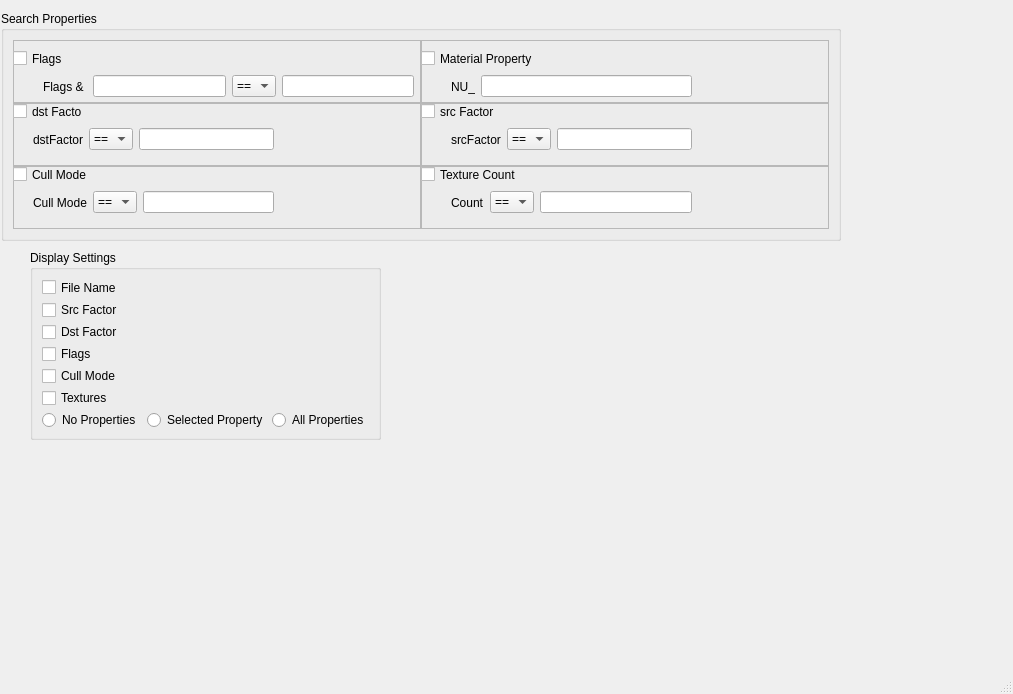
This is gui/settingswindow.ui in ScanMountGoat/Smash-Material-XML as Qt 5 draws it before an edit. The edited form follows.
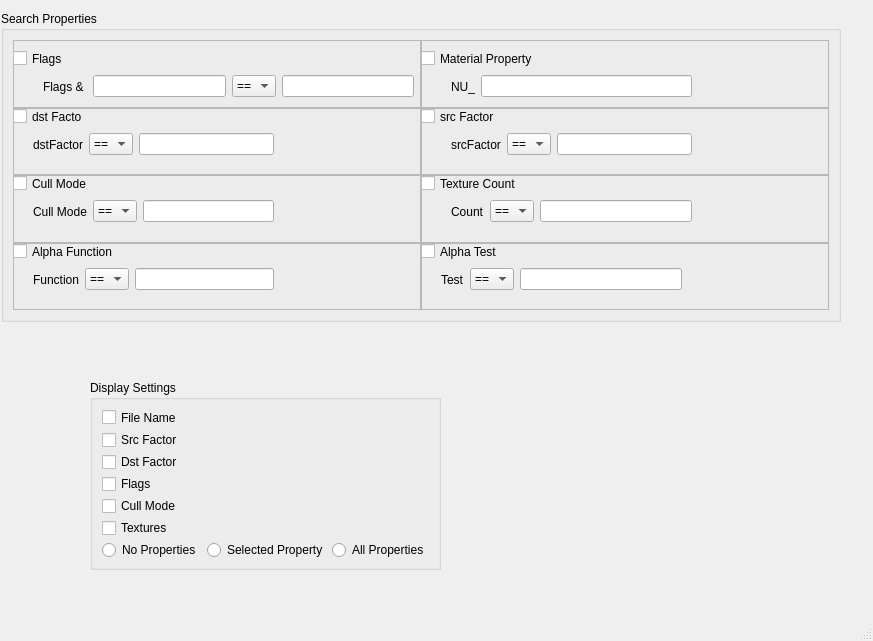
This is the edited form.

The edit to the form file:
```diff
--- a/gui/settingswindow.ui
+++ b/gui/settingswindow.ui
@@ -6,8 +6,8 @@
    <rect>
     <x>0</x>
     <y>0</y>
-    <width>1013</width>
-    <height>694</height>
+    <width>873</width>
+    <height>641</height>
    </rect>
   </property>
   <property name="windowTitle">
@@ -23,7 +23,7 @@
       <x>1</x>
       <y>11</y>
       <width>840</width>
-      <height>230</height>
+      <height>311</height>
      </rect>
     </property>
     <property name="sizePolicy">
@@ -41,7 +41,7 @@
     <property name="title">
      <string>Search Properties</string>
     </property>
-    <layout class="QVBoxLayout" name="verticalLayout" stretch="0,0,0">
+    <layout class="QVBoxLayout" name="verticalLayout" stretch="0,0,0,0">
      <property name="spacing">
       <number>0</number>
      </property>
@@ -538,13 +538,185 @@
        </item>
       </layout>
      </item>
+     <item>
+      <layout class="QHBoxLayout" name="alphaFuncTestHorizontalLayout">
+       <item>
+        <widget class="QFrame" name="alphaFuncFrame">
+         <property name="frameShape">
+          <enum>QFrame::StyledPanel</enum>
+         </property>
+         <property name="frameShadow">
+          <enum>QFrame::Raised</enum>
+         </property>
+         <widget class="QCheckBox" name="alphaFuncCheckBox">
+          <property name="geometry">
+           <rect>
+            <x>0</x>
+            <y>0</y>
+            <width>101</width>
+            <height>17</height>
+           </rect>
+          </property>
+          <property name="text">
+           <string>Alpha Function</string>
+          </property>
+         </widget>
+         <widget class="QWidget" name="dstContainer_4" native="true">
+          <property name="geometry">
+           <rect>
+            <x>20</x>
+            <y>20</y>
+            <width>241</width>
+            <height>31</height>
+           </rect>
+          </property>
+          <widget class="QWidget" name="layoutWidget_8">
+           <property name="geometry">
+            <rect>
+             <x>0</x>
+             <y>0</y>
+             <width>241</width>
+             <height>33</height>
+            </rect>
+           </property>
+           <layout class="QHBoxLayout" name="horizontalLayout_7">
+            <item>
+             <widget class="QLabel" name="alphaFunctionLabel">
+              <property name="text">
+               <string>Function</string>
+              </property>
+             </widget>
+            </item>
+            <item>
+             <widget class="QComboBox" name="alphaFuncOpComboBox_2">
+              <item>
+               <property name="text">
+                <string>==</string>
+               </property>
+              </item>
+              <item>
+               <property name="text">
+                <string>&gt;</string>
+               </property>
+              </item>
+              <item>
+               <property name="text">
+                <string>&gt;=</string>
+               </property>
+              </item>
+              <item>
+               <property name="text">
+                <string>&lt;</string>
+               </property>
+              </item>
+              <item>
+               <property name="text">
+                <string>&lt;=</string>
+               </property>
+              </item>
+             </widget>
+            </item>
+            <item>
+             <widget class="QLineEdit" name="alphaFuncLineEdit"/>
+            </item>
+           </layout>
+          </widget>
+         </widget>
+        </widget>
+       </item>
+       <item>
+        <widget class="QFrame" name="alphaTestFrame">
+         <property name="frameShape">
+          <enum>QFrame::StyledPanel</enum>
+         </property>
+         <property name="frameShadow">
+          <enum>QFrame::Raised</enum>
+         </property>
+         <widget class="QCheckBox" name="alphaTestCheckBox">
+          <property name="geometry">
+           <rect>
+            <x>0</x>
+            <y>0</y>
+            <width>101</width>
+            <height>17</height>
+           </rect>
+          </property>
+          <property name="text">
+           <string>Alpha Test</string>
+          </property>
+         </widget>
+         <widget class="QWidget" name="dstContainer_5" native="true">
+          <property name="geometry">
+           <rect>
+            <x>20</x>
+            <y>20</y>
+            <width>241</width>
+            <height>31</height>
+           </rect>
+          </property>
+          <widget class="QWidget" name="layoutWidget_9">
+           <property name="geometry">
+            <rect>
+             <x>0</x>
+             <y>0</y>
+             <width>241</width>
+             <height>33</height>
+            </rect>
+           </property>
+           <layout class="QHBoxLayout" name="horizontalLayout_8">
+            <item>
+             <widget class="QLabel" name="alphaFunctionLabel_2">
+              <property name="text">
+               <string>Test</string>
+              </property>
+             </widget>
+            </item>
+            <item>
+             <widget class="QComboBox" name="alphaTestOpComboBox">
+              <item>
+               <property name="text">
+                <string>==</string>
+               </property>
+              </item>
+              <item>
+               <property name="text">
+                <string>&gt;</string>
+               </property>
+              </item>
+              <item>
+               <property name="text">
+                <string>&gt;=</string>
+               </property>
+              </item>
+              <item>
+               <property name="text">
+                <string>&lt;</string>
+               </property>
+              </item>
+              <item>
+               <property name="text">
+                <string>&lt;=</string>
+               </property>
+              </item>
+             </widget>
+            </item>
+            <item>
+             <widget class="QLineEdit" name="alphaTestLineEdit"/>
+            </item>
+           </layout>
+          </widget>
+         </widget>
+        </widget>
+       </item>
+      </layout>
+     </item>
     </layout>
    </widget>
    <widget class="QGroupBox" name="displayOptionsGroupBox">
     <property name="geometry">
      <rect>
-      <x>30</x>
-      <y>250</y>
+      <x>90</x>
+      <y>380</y>
       <width>351</width>
       <height>190</height>
      </rect>
```
Left out of the diff: 6 changed lines with no effect on the pictures.
